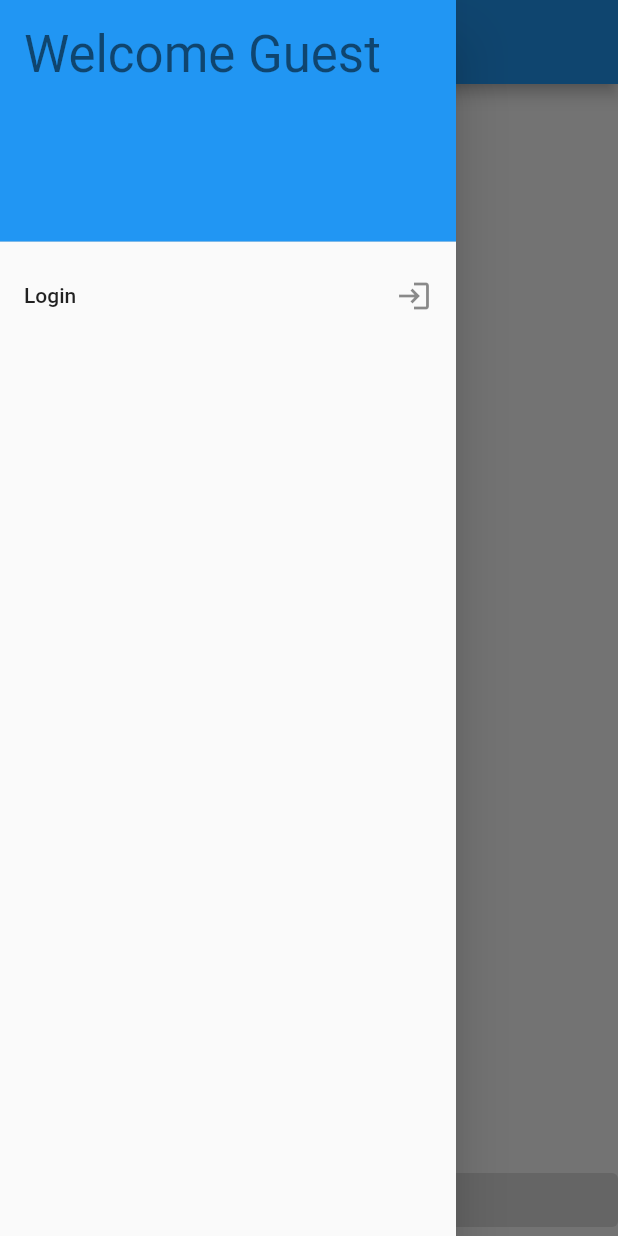
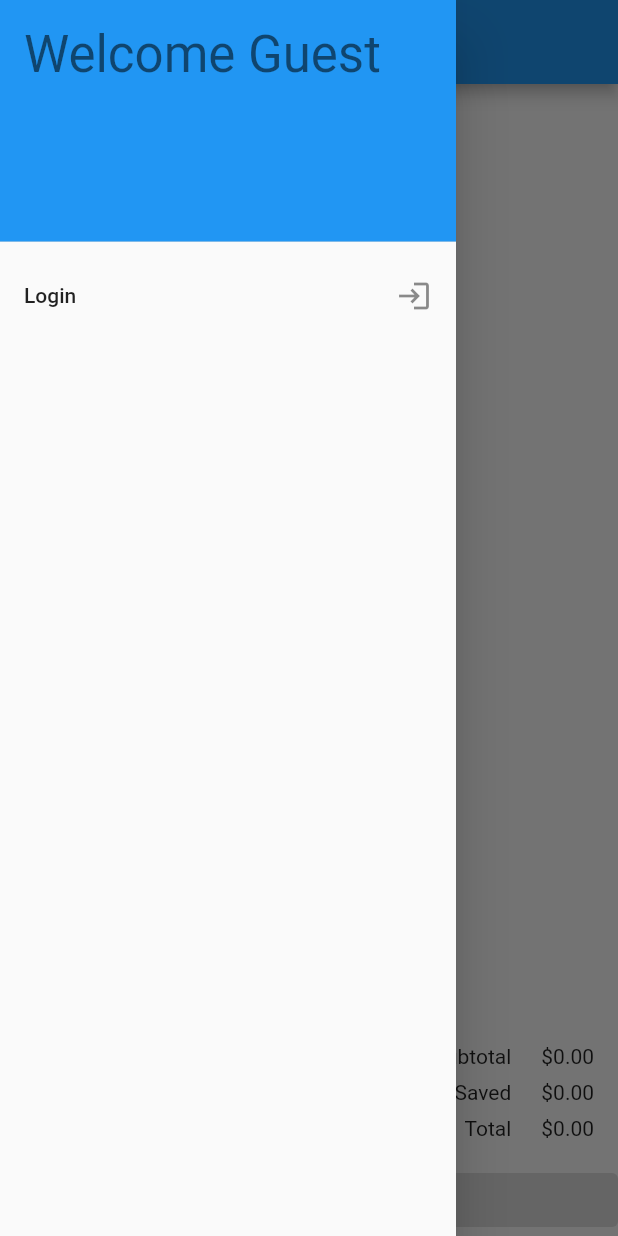
Before and after one commit to rareed2021/grocery_flutter, a Flutter app: the CheckoutPage screen opened by its route, with the side drawer open, on a phone screen of 412 x 824 dp. Run offline on Flutter 3.47's test engine with Material 2 defaults, Android fonts, the phone set to English and light mode, and no system bars; our stand-ins replace bloc, cached_network_image, equatable, firebase_auth, firebase_core, firebase_database and 2 more; accounts and stored records are empty; network calls fail.

Commit message:
Cart summary

```diff
--- a/lib/data/network/firebase_cart.dart
+++ b/lib/data/network/firebase_cart.dart
@@ -56,7 +56,7 @@ class CartApi {
     var uid = FirebaseAuth.instance.currentUser?.uid;
     if (uid != null) {
       var userRef = _db.reference().child(_cartPath(uid));
-      yield* userRef.onValue.map((event) {
+      yield* userRef.startAt(1).onValue.map((event) {
         //map individial value to CartItem
         final Map<String,CartItem> l =Map<String,CartItem>.from(event.snapshot.value.map((k,v) {
           final item =CartItem.fromJson(v) ;
--- a/lib/ui/cart/bloc/cart_state.dart
+++ b/lib/ui/cart/bloc/cart_state.dart
@@ -2,25 +2,44 @@ part of 'cart_bloc.dart';
 
 abstract class CartState extends Equatable {
   const CartState();
-  Map<String,CartItem> get items => {};
+
+  Map<String, CartItem> get items => {};
+
+  double get subtotal => 0.0;
+
+  double get total => 0.0;
 }
 
 class CartInitial extends CartState {
   @override
   List<Object> get props => [];
 }
+
 class CartLoaded extends CartState {
-  final Map<String,CartItem> _items;
-  Iterable<Object> _getProps() sync*{
+  final Map<String, CartItem> _items;
+
+  Iterable<Object> _getProps() sync* {
     var iter = _items.entries.iterator;
-    while(iter.moveNext()){
+    while (iter.moveNext()) {
       yield iter.current.value.id;
       yield iter.current.value.quantity;
     }
   }
 
   @override
-  Map<String,CartItem> get items => _items;
+  Map<String, CartItem> get items => _items;
+
+  @override
+  double get subtotal => _items.values.fold(
+      0.0,
+      (previousValue, element) =>
+          previousValue + element.quantity * element.mrp);
+
+  @override
+  double get total => _items.values.fold(
+      0.0,
+      (previousValue, element) =>
+          previousValue + element.quantity * element.price);
 
   @override
   List<Object> get props => _getProps().toList();
--- a/lib/ui/cart/cart_list.dart
+++ b/lib/ui/cart/cart_list.dart
@@ -1,6 +1,7 @@
 import 'package:flutter/material.dart';
 import 'package:flutter_bloc/flutter_bloc.dart';
 import 'package:grocery_flutter/ui/cart/cart_row.dart';
+import 'package:grocery_flutter/ui/cart/cart_summary.dart';
 import 'package:grocery_flutter/ui/common/drawer.dart';
 
 import 'bloc/cart_bloc.dart';
@@ -16,15 +17,10 @@ class CheckoutPage extends StatelessWidget {
         body: Column(
           mainAxisSize: MainAxisSize.min,
             children: [
-          BlocBuilder<CartBloc, CartState>(
-              builder: (context, state) => Expanded(
-                child: ListView(
-                      children:
-        state.items.values
-                          .map((value) => CartRow(item: value))
-                          .toList(),
-                    ),
-              )),
+          Expanded(
+            child: CartList()
+          ),
+          CartSummary(),
           Row(
               children:[Expanded(child: ElevatedButton(child: Text("Check Out")))]
           )
@@ -32,3 +28,16 @@ class CheckoutPage extends StatelessWidget {
         );
   }
 }
+
+class CartList extends StatelessWidget {
+  @override
+  Widget build(BuildContext context) {
+    return BlocBuilder<CartBloc, CartState>(
+        builder: (context, state) => ListView(
+          children:
+          state.items.values
+              .map((value) => CartRow(item: value))
+              .toList(),
+        ));
+  }
+}
--- a/lib/ui/cart/cart_row.dart
+++ b/lib/ui/cart/cart_row.dart
@@ -38,7 +38,7 @@ class CartRow extends StatelessWidget {
                     Text("\$${item.price}"),
                   if(hasDiscount)
                     Text("\$${item.mrp}",
-                      style: TextStyle(decoration: TextDecoration.underline),
+                      style: TextStyle(decoration: TextDecoration.lineThrough),
                     ),
                   if(hasDiscount)
                     Text(" \$${item.price}",
--- /dev/null
+++ b/lib/ui/cart/cart_summary.dart
@@ -0,0 +1,43 @@
+import 'package:flutter/material.dart';
+import 'package:flutter_bloc/flutter_bloc.dart';
+import 'package:grocery_flutter/ui/cart/bloc/cart_bloc.dart';
+
+class CartSummary extends StatelessWidget {
+  @override
+  Widget build(BuildContext context) {
+    return Padding(
+      padding: const EdgeInsets.all(16.0),
+      child: BlocBuilder<CartBloc, CartState>(builder: (context, state) {
+        final total = state.total;
+        final subtotal = state.subtotal;
+        return Align(
+            alignment: Alignment.bottomRight,
+            child: Row(
+              mainAxisAlignment: MainAxisAlignment.end,
+              children: [
+                Column(crossAxisAlignment: CrossAxisAlignment.end, children: [
+                  Text("Subtotal"),
+                  SizedBox(height:8),
+                  Text("You Saved"),
+                  SizedBox(height:8),
+                  Text("Total"),
+                ]),
+                Padding(
+                  padding: const EdgeInsets.only(left: 20),
+                  child: Column(
+                    crossAxisAlignment: CrossAxisAlignment.end,
+                    children: [
+                      Text("\$${subtotal.toStringAsFixed(2)}"),
+                      SizedBox(height:8),
+                      Text("\$${(subtotal - total).toStringAsFixed(2)}"),
+                      SizedBox(height:8),
+                      Text("\$${total.toStringAsFixed(2)}")
+                    ],
+                  ),
+                )
+              ],
+            ));
+      }),
+    );
+  }
+}
--- a/lib/ui/categories/categories.dart
+++ b/lib/ui/categories/categories.dart
@@ -28,12 +28,12 @@ class _PageScaffold extends StatelessWidget {
   @override
   Widget build(BuildContext context) {
     return Scaffold(
-        floatingActionButton: FloatingActionButton(
-          child: Icon(Icons.autorenew),
-          onPressed: () {
-            BlocProvider.of<CategoriesCubit>(context).fetchData();
-          },
-        ),
+        // floatingActionButton: FloatingActionButton(
+        //   child: Icon(Icons.autorenew),
+        //   onPressed: () {
+        //     BlocProvider.of<CategoriesCubit>(context).fetchData();
+        //   },
+        // ),
         appBar: CartAppBar("Categories"),
         drawer: AppDrawer(),
         body: Align(alignment: Alignment.center, child: CategoryList()));
```
